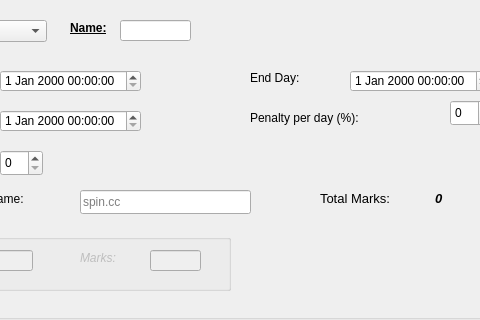
Before: the Qt Designer form src/ui/createOneOffAssignment_dialog.ui in healyp/handin, drawn with Qt 5; both pictures show x 170 to 650 and y 0 to 320 of the 800 by 1000 pixel window.
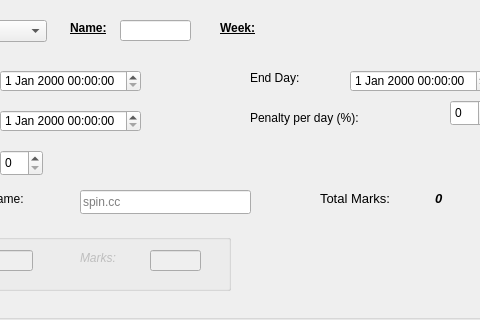
After: the same form once the commit is applied.

Commit message: Fixed one off assignment week_number not defined bug

The edit to the form file:
```diff
--- a/src/ui/createOneOffAssignment_dialog.ui
+++ b/src/ui/createOneOffAssignment_dialog.ui
@@ -174,6 +174,36 @@
     <string>Name:</string>
    </property>
   </widget>
+  <widget class="QLabel" name="weekNumber_label">
+    <property name="geometry">
+      <rect>
+        <x>390</x>
+        <y>20</y>
+        <width>41</width>
+        <height>16</height>
+      </rect>
+    </property>
+    <property name="font">
+      <font>
+        <weight>75</weight>
+        <bold>true</bold>
+        <underline>true</underline>
+      </font>
+    </property>
+    <property name="text">
+      <string>Week:</string>
+    </property>
+  </widget>
+  <widget class="QComboBox" name="weekNumber_comboBox">
+    <property name="geometry">
+      <rect>
+        <x>4400</x>
+        <y>20</y>
+        <width>81</width>
+        <height>22</height>
+      </rect>
+    </property>
+  </widget>
   <widget class="QLabel" name="label_7">
    <property name="geometry">
     <rect>
```
The commit also changes 39 other files.
